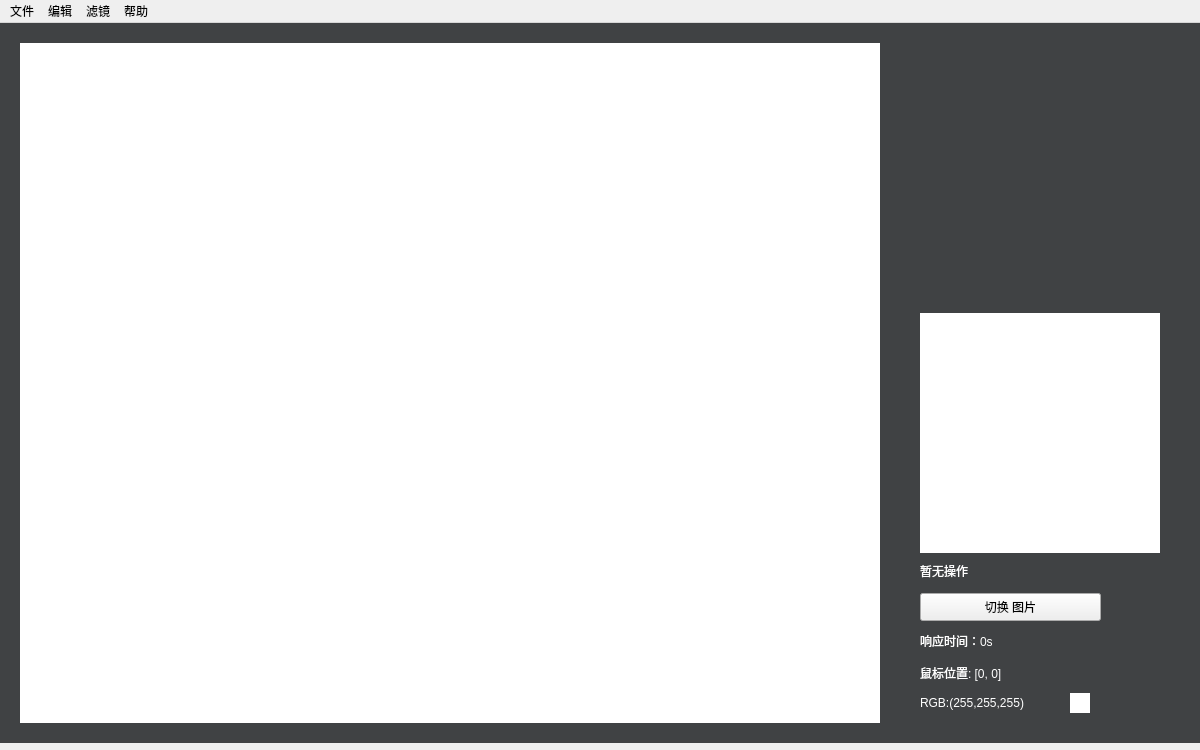
First picture: the form in mainwindow.ui, repository vitalight/Visionary, before the edit.
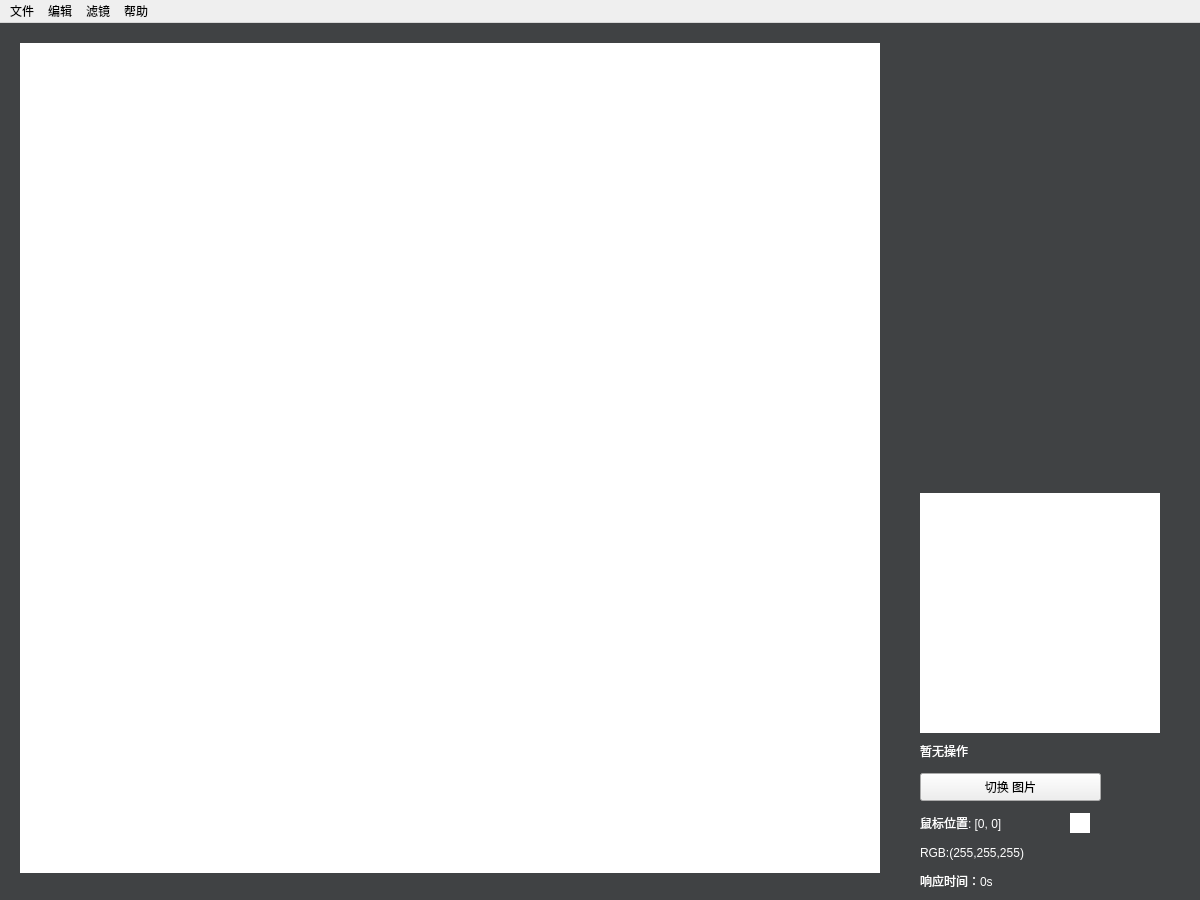
Second picture: the form after the edit. Custom widgets are drawn as their Qt base class.

Commit message: slider add label

Diff of the .ui file:
```diff
--- a/mainwindow.ui
+++ b/mainwindow.ui
@@ -7,7 +7,7 @@
     <x>0</x>
     <y>0</y>
     <width>1200</width>
-    <height>750</height>
+    <height>900</height>
    </rect>
   </property>
   <property name="mouseTracking">
@@ -33,7 +33,7 @@
     <property name="geometry">
      <rect>
       <x>920</x>
-      <y>610</y>
+      <y>850</y>
       <width>171</width>
       <height>16</height>
      </rect>
@@ -51,7 +51,7 @@
       <x>0</x>
       <y>0</y>
       <width>1200</width>
-      <height>720</height>
+      <height>900</height>
      </rect>
     </property>
     <property name="mouseTracking">
@@ -69,7 +69,7 @@
     <property name="geometry">
      <rect>
       <x>920</x>
-      <y>640</y>
+      <y>790</y>
       <width>251</width>
       <height>20</height>
      </rect>
@@ -85,7 +85,7 @@
     <property name="geometry">
      <rect>
       <x>1070</x>
-      <y>670</y>
+      <y>790</y>
       <width>20</width>
       <height>20</height>
      </rect>
@@ -102,7 +102,7 @@
     <property name="geometry">
      <rect>
       <x>920</x>
-      <y>670</y>
+      <y>820</y>
       <width>151</width>
       <height>20</height>
      </rect>
@@ -118,7 +118,7 @@
     <property name="geometry">
      <rect>
       <x>920</x>
-      <y>570</y>
+      <y>750</y>
       <width>181</width>
       <height>28</height>
      </rect>
@@ -133,7 +133,7 @@
       <x>20</x>
       <y>20</y>
       <width>860</width>
-      <height>680</height>
+      <height>830</height>
      </rect>
     </property>
     <property name="mouseTracking">
@@ -151,7 +151,7 @@
     <property name="geometry">
      <rect>
       <x>920</x>
-      <y>540</y>
+      <y>720</y>
       <width>241</width>
       <height>16</height>
      </rect>
@@ -167,7 +167,7 @@
     <property name="geometry">
      <rect>
       <x>920</x>
-      <y>290</y>
+      <y>470</y>
       <width>240</width>
       <height>240</height>
      </rect>
@@ -185,18 +185,21 @@
    <widget class="QWidget" name="gridLayoutWidget">
     <property name="geometry">
      <rect>
-      <x>920</x>
+      <x>922</x>
       <y>20</y>
       <width>241</width>
-      <height>271</height>
+      <height>431</height>
      </rect>
     </property>
-    <layout class="QGridLayout" name="gridLayout">
+    <layout class="QGridLayout" name="gridLayout" rowstretch="0">
+     <property name="sizeConstraint">
+      <enum>QLayout::SetNoConstraint</enum>
+     </property>
      <property name="horizontalSpacing">
       <number>6</number>
      </property>
      <property name="verticalSpacing">
-      <number>10</number>
+      <number>12</number>
      </property>
     </layout>
    </widget>
```
Left out of the diff: 13 changed lines with no effect on the pictures. The commit also changes 5 other files.
